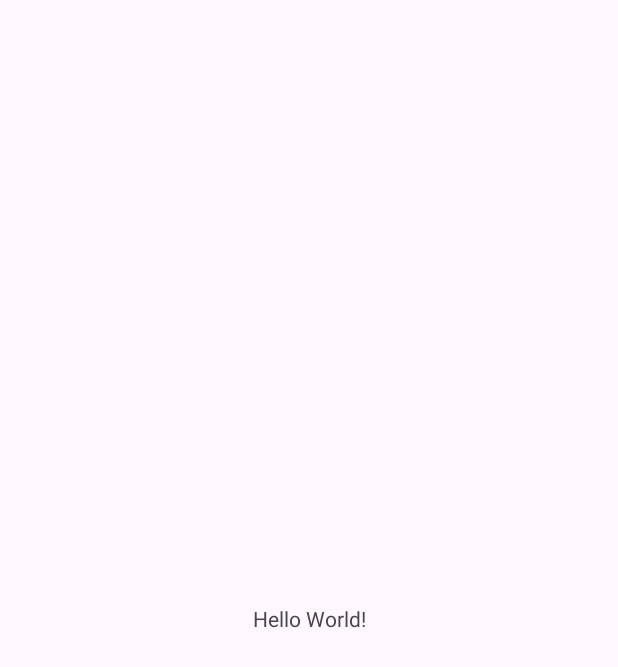
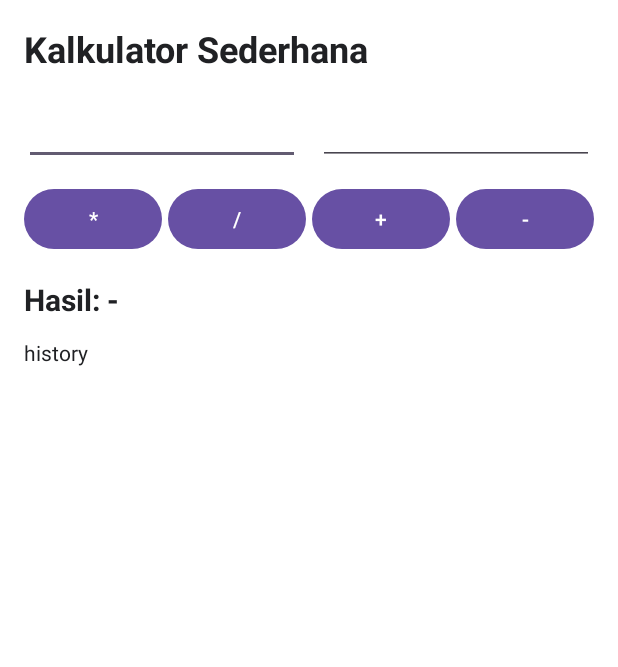
Before and after one commit to Felix-F07/Latihan_Fragment, an Android app: the screen it shows after launch (MainActivity), on a phone screen of 412 x 824 dp. Before the commit the part shown is almost empty. Shown: the top 667 px of the screen. Run offline under Robolectric (Android 15) with nearby library versions, the phone set to English and light mode, and no system bars.

Commit message:
tampilan kalkulator

```diff
--- a/app/src/main/res/layout/activity_main.xml
+++ b/app/src/main/res/layout/activity_main.xml
@@ -1,19 +1,116 @@
 <?xml version="1.0" encoding="utf-8"?>
-<androidx.constraintlayout.widget.ConstraintLayout xmlns:android="http://schemas.android.com/apk/res/android"
-    xmlns:app="http://schemas.android.com/apk/res-auto"
+<LinearLayout xmlns:android="http://schemas.android.com/apk/res/android"
     xmlns:tools="http://schemas.android.com/tools"
     android:id="@+id/main"
     android:layout_width="match_parent"
     android:layout_height="match_parent"
+    android:background="#FFFFFF"
+    android:orientation="vertical"
     tools:context=".MainActivity">
 
-    <TextView
-        android:layout_width="wrap_content"
+    <LinearLayout
+        android:layout_width="match_parent"
         android:layout_height="wrap_content"
-        android:text="Hello World!"
-        app:layout_constraintBottom_toBottomOf="parent"
-        app:layout_constraintEnd_toEndOf="parent"
-        app:layout_constraintStart_toStartOf="parent"
-        app:layout_constraintTop_toTopOf="parent" />
+        android:orientation="vertical"
+        android:padding="16dp">
 
-</androidx.constraintlayout.widget.ConstraintLayout>
+        <TextView
+            android:layout_width="match_parent"
+            android:layout_height="wrap_content"
+            android:text="Kalkulator Sederhana"
+            android:textColor="#202124"
+            android:textSize="24sp"
+            android:textStyle="bold" />
+
+        <LinearLayout
+            android:layout_width="match_parent"
+            android:layout_height="wrap_content"
+            android:layout_marginTop="16dp"
+            android:orientation="horizontal">
+
+            <EditText
+                android:id="@+id/etAngka1"
+                android:layout_width="0dp"
+                android:layout_height="wrap_content"
+                android:layout_weight="1"
+                android:inputType="numberDecimal|numberSigned"
+                android:singleLine="true" />
+
+            <EditText
+                android:id="@+id/etAngka2"
+                android:layout_width="0dp"
+                android:layout_height="wrap_content"
+                android:layout_marginStart="12dp"
+                android:layout_weight="1"
+                android:inputType="numberDecimal|numberSigned"
+                android:singleLine="true" />
+        </LinearLayout>
+
+        <LinearLayout
+            android:layout_width="match_parent"
+            android:layout_height="wrap_content"
+            android:layout_marginTop="12dp"
+            android:orientation="horizontal">
+
+            <Button
+                android:id="@+id/btnKali"
+                android:layout_width="0dp"
+                android:layout_height="wrap_content"
+                android:layout_weight="1"
+                android:minWidth="0dp"
+                android:text="*" />
+
+            <Button
+                android:id="@+id/btnBagi"
+                android:layout_width="0dp"
+                android:layout_height="wrap_content"
+                android:layout_marginStart="4dp"
+                android:layout_weight="1"
+                android:minWidth="0dp"
+                android:text="/" />
+
+            <Button
+                android:id="@+id/btnTambah"
+                android:layout_width="0dp"
+                android:layout_height="wrap_content"
+                android:layout_marginStart="4dp"
+                android:layout_weight="1"
+                android:minWidth="0dp"
+                android:text="+" />
+
+            <Button
+                android:id="@+id/btnKurang"
+                android:layout_width="0dp"
+                android:layout_height="wrap_content"
+                android:layout_marginStart="4dp"
+                android:layout_weight="1"
+                android:minWidth="0dp"
+                android:text="-" />
+        </LinearLayout>
+
+        <TextView
+            android:id="@+id/tvHasil"
+            android:layout_width="match_parent"
+            android:layout_height="wrap_content"
+            android:layout_marginTop="16dp"
+            android:text="Hasil: -"
+            android:textColor="#202124"
+            android:textSize="20sp"
+            android:textStyle="bold" />
+
+        <TextView
+            android:layout_width="match_parent"
+            android:layout_height="wrap_content"
+            android:layout_marginTop="12dp"
+            android:text="history"
+            android:textColor="#202124"
+            android:textSize="14sp" />
+    </LinearLayout>
+
+    <androidx.fragment.app.FragmentContainerView
+        android:id="@+id/fragment_container"
+        android:layout_width="match_parent"
+        android:layout_height="0dp"
+        android:layout_weight="1" />
+
+</LinearLayout>
```
